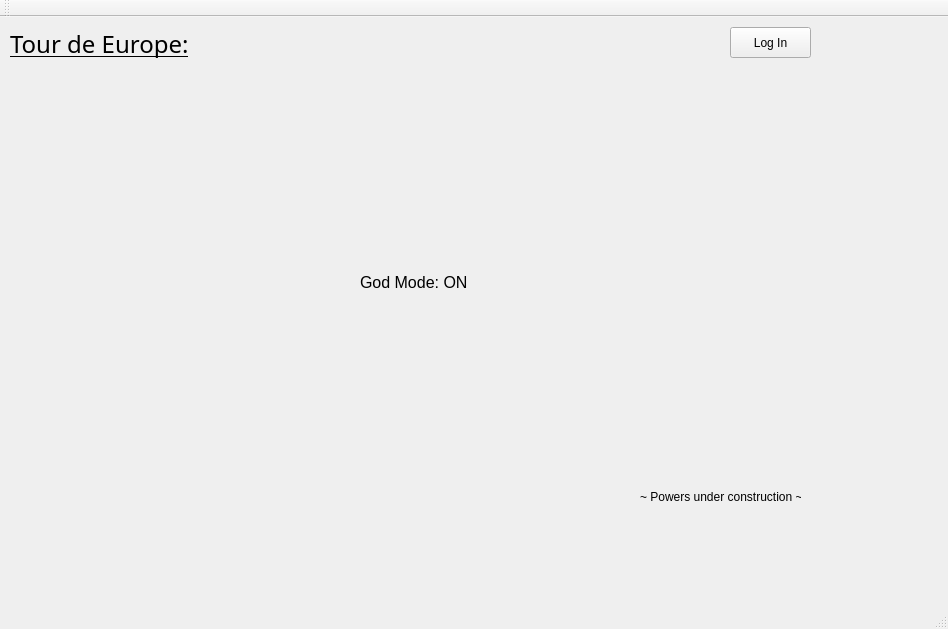
First picture: the form in mainwindow.ui, repository kevinsemenov14/ProjectOneCS1D, before the edit.
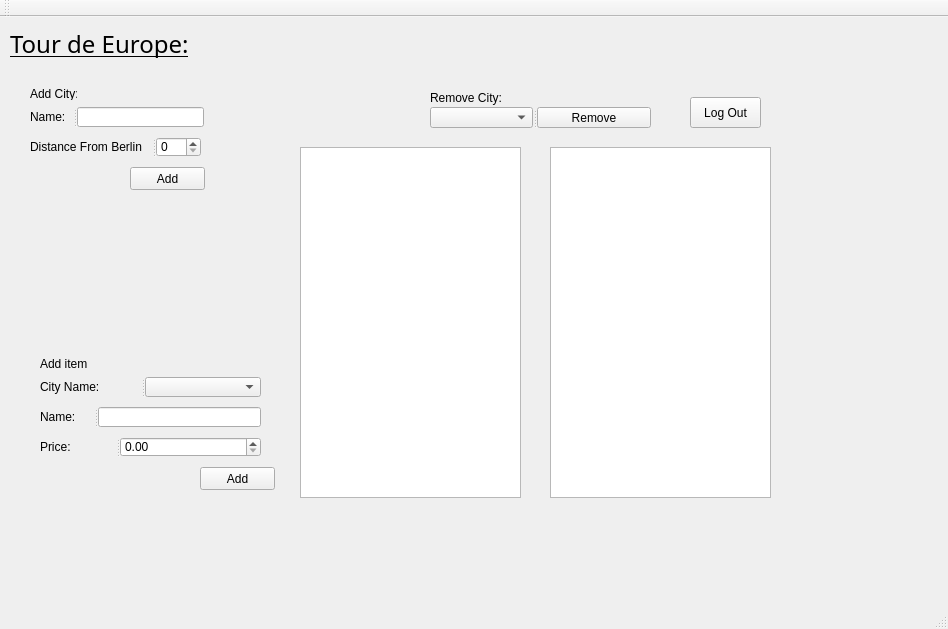
Second picture: the form after the edit. The open tabs and pages were chosen to show the change.

Commit message: Added Admin changing functionality (UI)

```diff
--- a/mainwindow.ui
+++ b/mainwindow.ui
@@ -479,32 +479,224 @@
      </widget>
     </widget>
     <widget class="QWidget" name="stackedWidgetPage3">
-     <widget class="QLabel" name="label_14">
-      <property name="geometry">
-       <rect>
-        <x>340</x>
-        <y>190</y>
-        <width>141</width>
-        <height>31</height>
-       </rect>
-      </property>
-      <property name="text">
-       <string>&lt;html&gt;&lt;head/&gt;&lt;body&gt;&lt;p&gt;&lt;span style=&quot; font-size:12pt; color:#000000;&quot;&gt;God Mode: ON&lt;/span&gt;&lt;/p&gt;&lt;/body&gt;&lt;/html&gt;</string>
-      </property>
-     </widget>
      <widget class="QLabel" name="label_15">
       <property name="geometry">
        <rect>
-        <x>620</x>
-        <y>410</y>
-        <width>161</width>
-        <height>20</height>
+        <x>410</x>
+        <y>10</y>
+        <width>71</width>
+        <height>21</height>
        </rect>
       </property>
       <property name="text">
-       <string>&lt;html&gt;&lt;head/&gt;&lt;body&gt;&lt;p&gt;&lt;span style=&quot; color:#000000;&quot;&gt;~ Powers under construction ~&lt;/span&gt;&lt;/p&gt;&lt;/body&gt;&lt;/html&gt;</string>
+       <string>Remove City:</string>
       </property>
      </widget>
+     <widget class="QPushButton" name="addCityButton">
+      <property name="geometry">
+       <rect>
+        <x>110</x>
+        <y>90</y>
+        <width>75</width>
+        <height>23</height>
+       </rect>
+      </property>
+      <property name="text">
+       <string>Add</string>
+      </property>
+     </widget>
+     <widget class="QLabel" name="label_17">
+      <property name="geometry">
+       <rect>
+        <x>10</x>
+        <y>10</y>
+        <width>47</width>
+        <height>13</height>
+       </rect>
+      </property>
+      <property name="text">
+       <string>Add City:</string>
+      </property>
+     </widget>
+     <widget class="QLabel" name="label_18">
+      <property name="geometry">
+       <rect>
+        <x>20</x>
+        <y>280</y>
+        <width>47</width>
+        <height>13</height>
+       </rect>
+      </property>
+      <property name="text">
+       <string>Add item:</string>
+      </property>
+     </widget>
+     <widget class="QPushButton" name="AddItemButton">
+      <property name="geometry">
+       <rect>
+        <x>180</x>
+        <y>390</y>
+        <width>75</width>
+        <height>23</height>
+       </rect>
+      </property>
+      <property name="text">
+       <string>Add</string>
+      </property>
+     </widget>
+     <widget class="QTableView" name="tableView">
+      <property name="geometry">
+       <rect>
+        <x>280</x>
+        <y>70</y>
+        <width>221</width>
+        <height>351</height>
+       </rect>
+      </property>
+     </widget>
+     <widget class="QTableView" name="tableView_2">
+      <property name="geometry">
+       <rect>
+        <x>530</x>
+        <y>70</y>
+        <width>221</width>
+        <height>351</height>
+       </rect>
+      </property>
+     </widget>
+     <widget class="QPushButton" name="LogOut_Button">
+      <property name="geometry">
+       <rect>
+        <x>670</x>
+        <y>20</y>
+        <width>71</width>
+        <height>31</height>
+       </rect>
+      </property>
+      <property name="cursor">
+       <cursorShape>PointingHandCursor</cursorShape>
+      </property>
+      <property name="styleSheet">
+       <string notr="true"/>
+      </property>
+      <property name="text">
+       <string>Log Out</string>
+      </property>
+     </widget>
+     <widget class="QSplitter" name="splitter_5">
+      <property name="geometry">
+       <rect>
+        <x>10</x>
+        <y>30</y>
+        <width>174</width>
+        <height>20</height>
+       </rect>
+      </property>
+      <property name="orientation">
+       <enum>Qt::Horizontal</enum>
+      </property>
+      <widget class="QLabel" name="label_14">
+       <property name="text">
+        <string>Name:</string>
+       </property>
+      </widget>
+      <widget class="QLineEdit" name="AddCityName"/>
+     </widget>
+     <widget class="QSplitter" name="splitter_6">
+      <property name="geometry">
+       <rect>
+        <x>410</x>
+        <y>30</y>
+        <width>221</width>
+        <height>21</height>
+       </rect>
+      </property>
+      <property name="orientation">
+       <enum>Qt::Horizontal</enum>
+      </property>
+      <widget class="QComboBox" name="RemoveCity_CB"/>
+      <widget class="QPushButton" name="removeCityButton">
+       <property name="text">
+        <string>Remove</string>
+       </property>
+      </widget>
+     </widget>
+     <widget class="QSplitter" name="splitter_7">
+      <property name="geometry">
+       <rect>
+        <x>10</x>
+        <y>60</y>
+        <width>171</width>
+        <height>20</height>
+       </rect>
+      </property>
+      <property name="orientation">
+       <enum>Qt::Horizontal</enum>
+      </property>
+      <widget class="QLabel" name="label_16">
+       <property name="text">
+        <string>Distance From Berlin</string>
+       </property>
+      </widget>
+      <widget class="QSpinBox" name="AddedCityBerlDist"/>
+     </widget>
+     <widget class="QSplitter" name="splitter_8">
+      <property name="geometry">
+       <rect>
+        <x>20</x>
+        <y>300</y>
+        <width>221</width>
+        <height>20</height>
+       </rect>
+      </property>
+      <property name="orientation">
+       <enum>Qt::Horizontal</enum>
+      </property>
+      <widget class="QLabel" name="label_21">
+       <property name="text">
+        <string>City Name: </string>
+       </property>
+      </widget>
+      <widget class="QComboBox" name="AI_CN_CB"/>
+     </widget>
+     <widget class="QSplitter" name="splitter_9">
+      <property name="geometry">
+       <rect>
+        <x>20</x>
+        <y>360</y>
+        <width>221</width>
+        <height>20</height>
+       </rect>
+      </property>
+      <property name="orientation">
+       <enum>Qt::Horizontal</enum>
+      </property>
+      <widget class="QLabel" name="label_20">
+       <property name="text">
+        <string>Price:</string>
+       </property>
+      </widget>
+      <widget class="QDoubleSpinBox" name="AddedItemPrice"/>
+     </widget>
+     <widget class="QSplitter" name="splitter_10">
+      <property name="geometry">
+       <rect>
+        <x>20</x>
+        <y>330</y>
+        <width>221</width>
+        <height>20</height>
+       </rect>
+      </property>
+      <property name="orientation">
+       <enum>Qt::Horizontal</enum>
+      </property>
+      <widget class="QLabel" name="label_19">
+       <property name="text">
+        <string>Name:</string>
+       </property>
+      </widget>
+      <widget class="QLineEdit" name="AddedItemName"/>
+     </widget>
     </widget>
     <widget class="QWidget" name="stackedWidgetPage4">
      <widget class="QPushButton" name="pushButton">
@@ -592,25 +784,6 @@
      <string>&lt;html&gt;&lt;head/&gt;&lt;body&gt;&lt;p&gt;&lt;span style=&quot; font-size:18pt; text-decoration: underline; color:#000000;&quot;&gt;Tour de Europe:&lt;/span&gt;&lt;/p&gt;&lt;/body&gt;&lt;/html&gt;</string>
     </property>
    </widget>
-   <widget class="QPushButton" name="LogOut_Button">
-    <property name="geometry">
-     <rect>
-      <x>730</x>
-      <y>10</y>
-      <width>81</width>
-      <height>31</height>
-     </rect>
-    </property>
-    <property name="cursor">
-     <cursorShape>PointingHandCursor</cursorShape>
-    </property>
-    <property name="styleSheet">
-     <string notr="true"/>
-    </property>
-    <property name="text">
-     <string>Log In</string>
-    </property>
-   </widget>
   </widget>
   <widget class="QMenuBar" name="menuBar">
    <property name="geometry">
```
Left out of the diff: 7 changed lines with no effect on the pictures. The commit also changes 4 other files.
